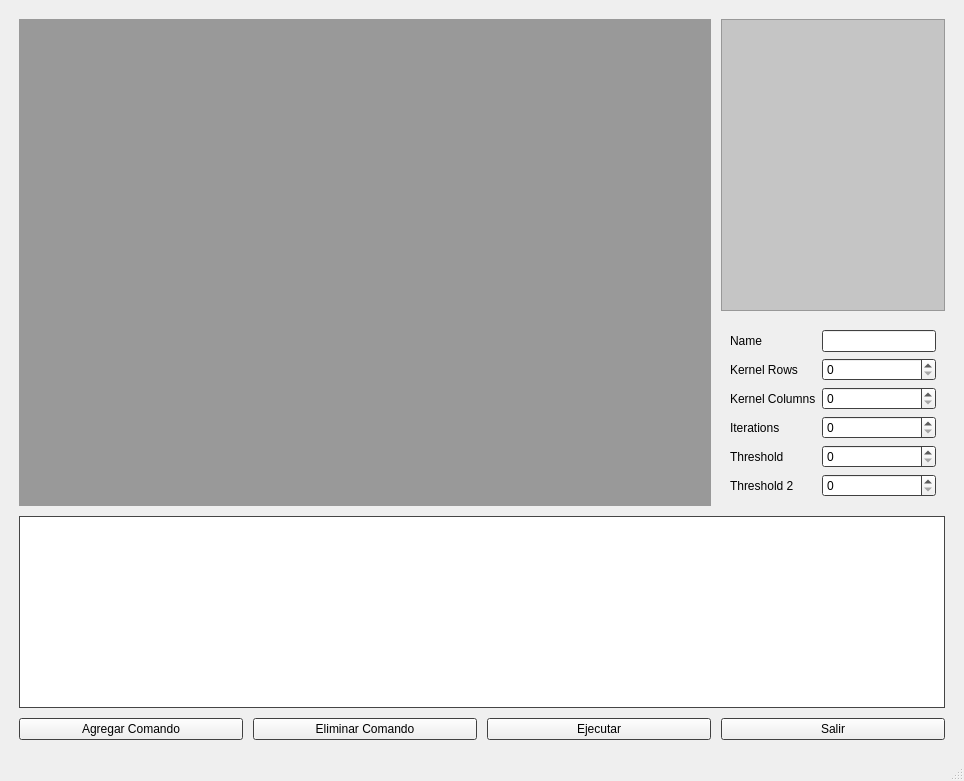
Above: GUI/PyQt Designer/ui/SFVI.ui from jorgetrumbel/SFVI-MIA before the change. Below: the same form after it.
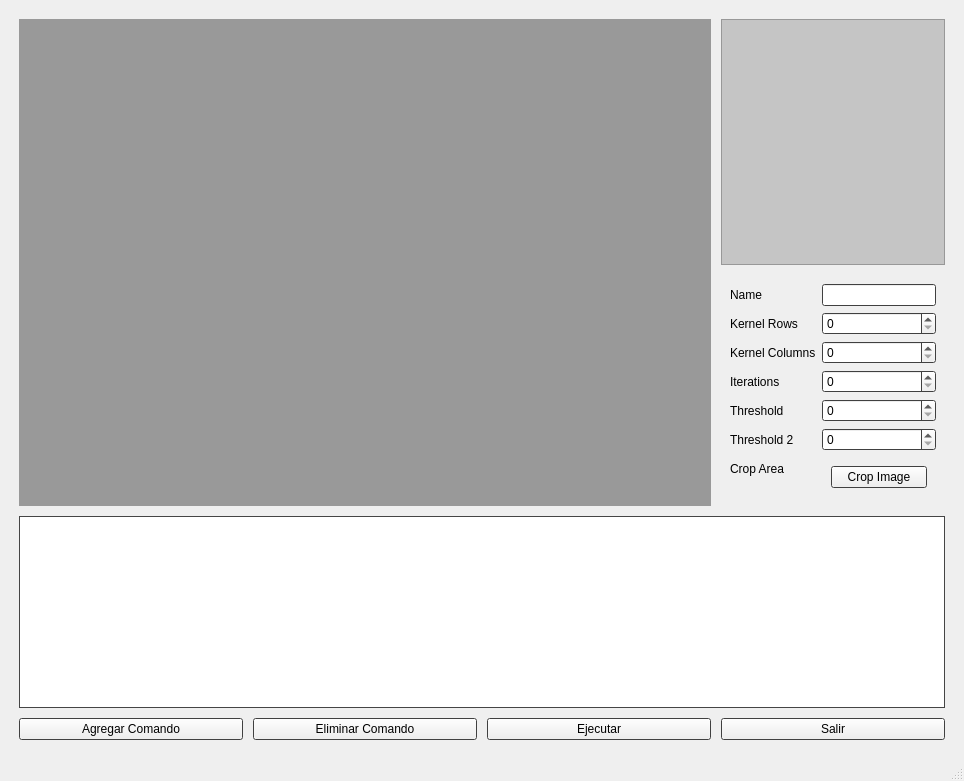
That is the form after the change. The open tabs and pages were chosen to show the change.

The edit to the form file:
```diff
--- a/GUI/PyQt Designer/ui/SFVI.ui
+++ b/GUI/PyQt Designer/ui/SFVI.ui
@@ -848,6 +848,26 @@
                   </property>
                  </widget>
                 </item>
+                <item row="6" column="0">
+                 <widget class="QLabel" name="labelFilterCropArea">
+                  <property name="text">
+                   <string>Crop Area</string>
+                  </property>
+                 </widget>
+                </item>
+                <item row="6" column="1">
+                 <widget class="QWidget" name="widgetFilterCropArea" native="true">
+                  <layout class="QVBoxLayout" name="verticalLayout_9">
+                   <item>
+                    <widget class="QPushButton" name="buttonFilterCropArea">
+                     <property name="text">
+                      <string>Crop Image</string>
+                     </property>
+                    </widget>
+                   </item>
+                  </layout>
+                 </widget>
+                </item>
                </layout>
               </item>
              </layout>
```
Left out of the diff: 9 changed lines with no effect on the pictures.
